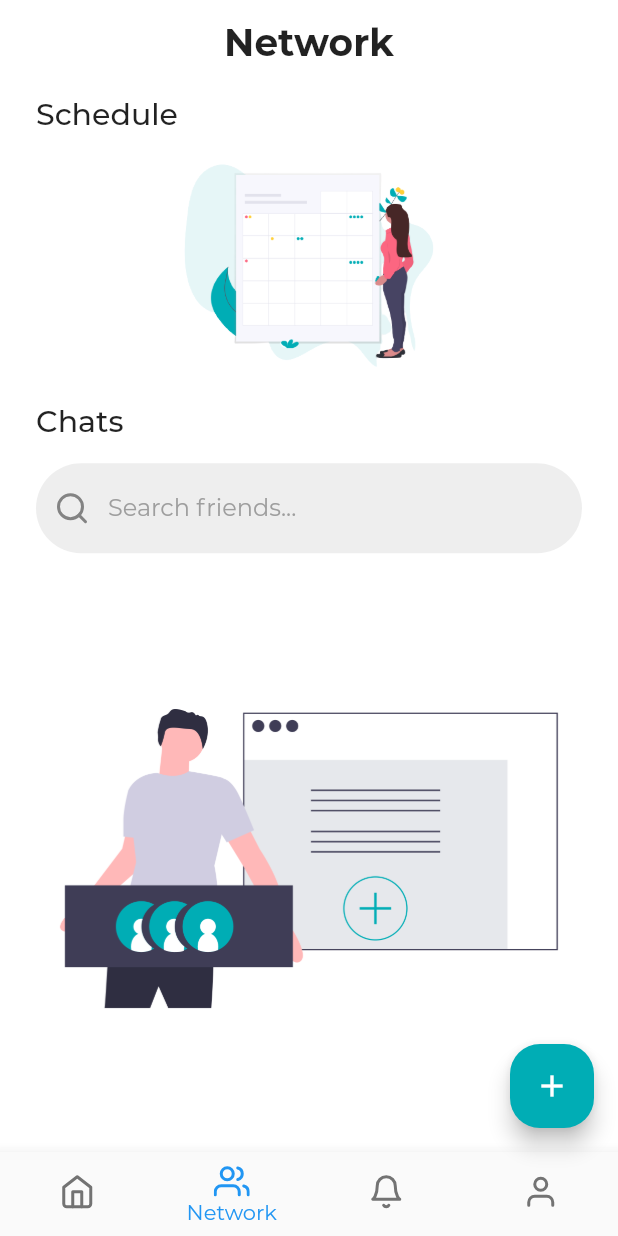
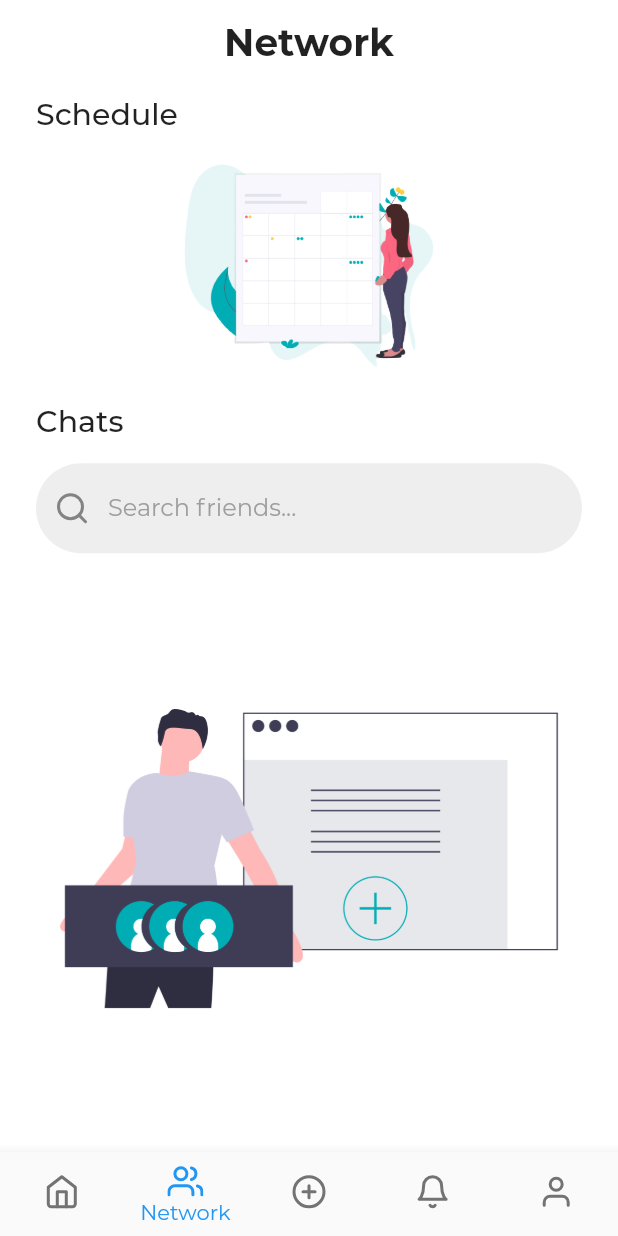
Before and after one commit to Runbhumi/Runbhumi, a Flutter app: the MainApp screen opened by its route, swiped to page 2, on a phone screen of 412 x 824 dp. Run offline on Flutter 3.47's test engine with Material 2 defaults, Android fonts, the phone set to English and light mode, and no system bars; our stand-ins replace bubble_tab_indicator, cloud_firestore, datetime_picker_formfield, firebase_auth, firebase_core, flutter_icons and 2 more; accounts and stored records are empty; project files that could hold a hidden picture were left out.

Commit message:
Revert "add post to floating button"

```diff
--- a/lib/view/mainapp.dart
+++ b/lib/view/mainapp.dart
@@ -19,7 +19,7 @@ class _MainAppState extends State<MainApp> {
   final List<Widget> _children = [
     Home(),
     Network(),
-    // AddPost(),
+    AddPost(),
     Notifications(),
     Profile(),
   ];
@@ -50,19 +50,7 @@ class _MainAppState extends State<MainApp> {
           },
         ),
         //bottom navbar
-      bottomNavigationBar: buildBottomNavigationBar(),
-      floatingActionButton: FloatingActionButton(
-        onPressed: () {
-          Navigator.pushNamed(context, "/addpost");
-        },
-        child: Icon(Icons.add),
-        foregroundColor: Colors.white,
-        shape: RoundedRectangleBorder(
-          borderRadius: BorderRadius.all(Radius.circular(20)),
-        ),
-        backgroundColor: Theme.of(context).primaryColor,
-      ),
-    );
+        bottomNavigationBar: buildBottomNavigationBar());
   }
 
   BottomNavigationBar buildBottomNavigationBar() {
@@ -82,11 +70,11 @@ class _MainAppState extends State<MainApp> {
           activeIcon: Icon(Feather.users),
           label: 'Network',
         ),
-        // new BottomNavigationBarItem(
-        //   icon: Icon(Feather.plus_circle),
-        //   activeIcon: Icon(Feather.plus_circle),
-        //   label: 'Add Post',
-        // ),
+        new BottomNavigationBarItem(
+          icon: Icon(Feather.plus_circle),
+          activeIcon: Icon(Feather.plus_circle),
+          label: 'Add Post',
+        ),
         new BottomNavigationBarItem(
           icon: Icon(Feather.bell),
           activeIcon: Icon(Feather.bell),
```
Also changed, not shown: lib/view/addPost.dart (+5 -14 lines). Lines whose indentation alone changed are shown as unchanged.
